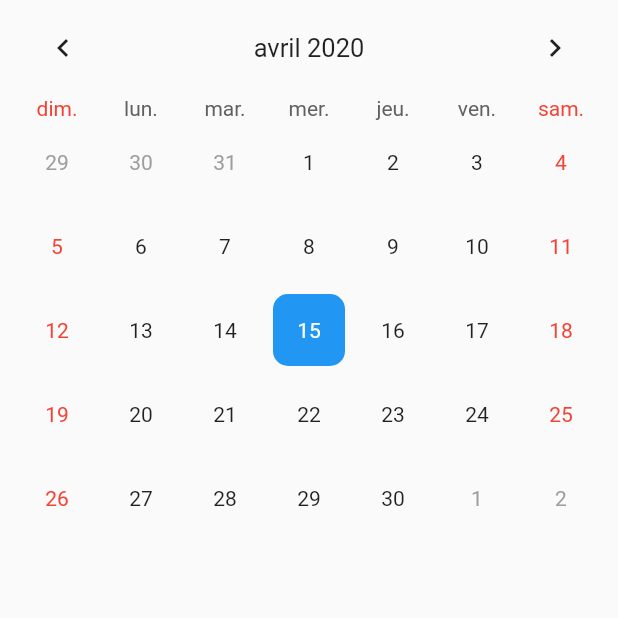
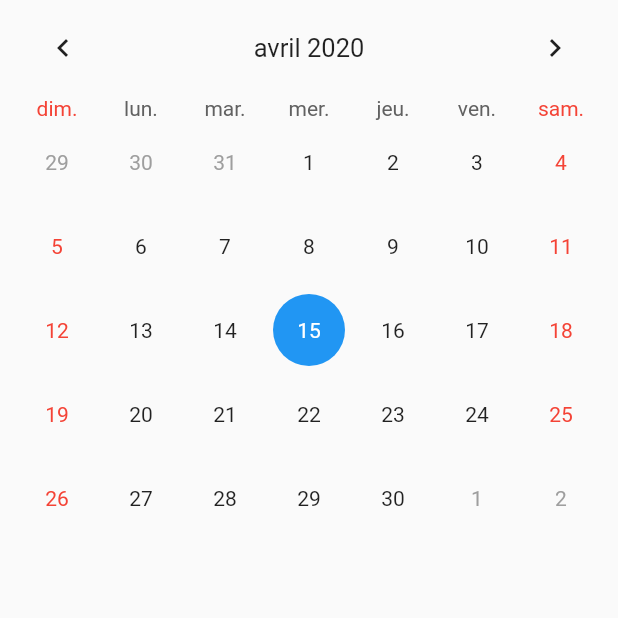
Before and after one commit to Katiana-jpg/bdebody, a Flutter app: the Calendrier screen opened directly, on a phone screen of 412 x 824 dp, the top half of it. Run offline on Flutter 3.47's test engine with Material 2 defaults, Android fonts, the phone set to English and light mode, and no system bars; drawn by our look-alikes of table_calendar; our stand-ins replace flutter_datetime_picker, flutter_spinkit, syncfusion_flutter_calendar.

Commit message:
calendrier

```diff
--- a/lib/menu/calendrier.dart
+++ b/lib/menu/calendrier.dart
@@ -81,7 +81,7 @@ class CalendrierState extends State<Calendrier> {
                     alignment: Alignment.center,
                     decoration: BoxDecoration(
                         color: Theme.of(context).primaryColor,
-                        borderRadius: BorderRadius.circular(10.0)),
+                        shape: BoxShape.circle,),
                     child: Text(
                       date.day.toString(),
                       style: TextStyle(color: Colors.white),
@@ -91,7 +91,7 @@ class CalendrierState extends State<Calendrier> {
                     alignment: Alignment.center,
                     decoration: BoxDecoration(
                         color: Colors.orange,
-                        borderRadius: BorderRadius.circular(10.0)),
+                        shape: BoxShape.circle,),
                     child: Text(
                       date.day.toString(),
                       style: TextStyle(color: Colors.white),
```
